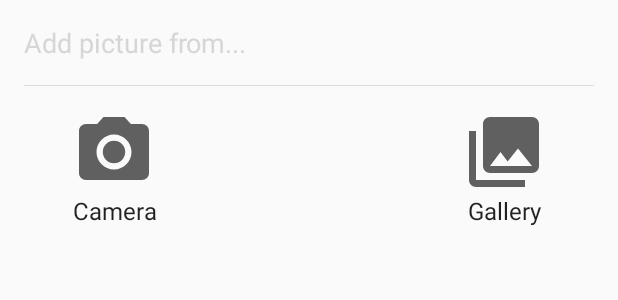
After one commit to coldblade2000/VirtualNotebookDesign, an Android app: the layout fragment_modal_bottom_sheet.xml on its own in the app's theme, with its tools: preview values and no code run, on a phone screen of 412 x 824 dp. The commit adds this screen. Shown: the top 300 px of the screen. Run offline under Robolectric (Android 15) with nearby library versions, the light colour scheme and no system bars.

Commit message:
* Worked on being able to load images * Images can now be captured by camera and the Uri is stored in order to load later

```diff
--- a/app/src/main/java/com/twotowerstudios/virtualnotebookdesign/NewNotebookDialog/NewNotebookFragment.java
+++ b/app/src/main/java/com/twotowerstudios/virtualnotebookdesign/NewNotebookDialog/NewNotebookFragment.java
@@ -144,7 +144,7 @@ public class NewNotebookFragment extends DialogFragment implements NewNotebookAd
 	public static NewNotebookFragment newInstance() {
 			NewNotebookFragment f = new NewNotebookFragment();
 			return f;
-		}
+	}
 	public void changeColor(int position){
 		if(Helpers.isColorDark(colors.get(position))){
 			toolbar.setTitleTextColor(getResources().getColor(R.color.md_dark_primary_text));
--- a/app/src/main/java/com/twotowerstudios/virtualnotebookdesign/NotebookMain/ViewPagerAdapter.java
+++ b/app/src/main/java/com/twotowerstudios/virtualnotebookdesign/NotebookMain/ViewPagerAdapter.java
@@ -23,8 +23,6 @@ public class ViewPagerAdapter extends FragmentStatePagerAdapter {
 		pageList = list;
 		this.interf = interf;
 	}
-
-
 	@Override
 	public Fragment getItem(int position) {
 		switch (position) {
--- a/app/src/main/java/com/twotowerstudios/virtualnotebookdesign/PageActivityMain/NewPageChildFragment.java
+++ b/app/src/main/java/com/twotowerstudios/virtualnotebookdesign/PageActivityMain/NewPageChildFragment.java
@@ -117,6 +117,6 @@ public class NewPageChildFragment extends DialogFragment {
         mListener = null;
     }
     public interface OnFragmentInteractionListener {
-        void returnTextChildInfo(String title, String text);
+        void returnTextChildInfo(String title, String  text);
     }
 }
--- /dev/null
+++ b/app/src/main/res/drawable/ic_camera_alt_black_24dp.xml
@@ -0,0 +1,5 @@
+<vector android:height="56dp" android:viewportHeight="24.0"
+    android:viewportWidth="24.0" android:width="56dp" xmlns:android="http://schemas.android.com/apk/res/android">
+    <path android:fillColor="#FF000000" android:pathData="M12,12m-3.2,0a3.2,3.2 0,1 1,6.4 0a3.2,3.2 0,1 1,-6.4 0"/>
+    <path android:fillColor="#FF000000" android:pathData="M9,2L7.17,4L4,4c-1.1,0 -2,0.9 -2,2v12c0,1.1 0.9,2 2,2h16c1.1,0 2,-0.9 2,-2L22,6c0,-1.1 -0.9,-2 -2,-2h-3.17L15,2L9,2zM12,17c-2.76,0 -5,-2.24 -5,-5s2.24,-5 5,-5 5,2.24 5,5 -2.24,5 -5,5z"/>
+</vector>
--- /dev/null
+++ b/app/src/main/res/drawable/ic_collections_black_24dp.xml
@@ -0,0 +1,4 @@
+<vector android:height="56dp" android:viewportHeight="24.0"
+    android:viewportWidth="24.0" android:width="56dp" xmlns:android="http://schemas.android.com/apk/res/android">
+    <path android:fillColor="#FF000000" android:pathData="M22,16L22,4c0,-1.1 -0.9,-2 -2,-2L8,2c-1.1,0 -2,0.9 -2,2v12c0,1.1 0.9,2 2,2h12c1.1,0 2,-0.9 2,-2zM11,12l2.03,2.71L16,11l4,5L8,16l3,-4zM2,6v14c0,1.1 0.9,2 2,2h14v-2L4,20L4,6L2,6z"/>
+</vector>
--- a/app/src/main/res/layout/activity_page_main.xml
+++ b/app/src/main/res/layout/activity_page_main.xml
@@ -97,4 +97,5 @@
 
 	</RelativeLayout>
 
+
 </android.support.design.widget.CoordinatorLayout>
--- /dev/null
+++ b/app/src/main/res/layout/fragment_modal_bottom_sheet.xml
@@ -0,0 +1,71 @@
+<LinearLayout
+	xmlns:android="http://schemas.android.com/apk/res/android"
+	android:layout_width="match_parent"
+	android:layout_height="wrap_content"
+	xmlns:app="http://schemas.android.com/apk/res-auto"
+	android:orientation="vertical"
+	android:padding="16dp"
+	app:layout_behavior="@string/bottom_sheet_behavior"
+	android:id="@+id/bottom_drawer">
+
+	<TextView
+		android:layout_width="wrap_content"
+		android:layout_height="wrap_content"
+		android:text="Add picture from..."
+		android:paddingBottom="16dp"
+		android:textAppearance="@style/TextAppearance.AppCompat.Display1"
+		android:textSize="18sp"
+		android:textColor="@color/numbers_text_color"/>
+	<View
+		android:layout_width="match_parent"
+		android:layout_height="1px"
+		android:background="#dddddd"
+		/>
+	<LinearLayout
+		android:layout_width="match_parent"
+		android:layout_height="80dp"
+		android:layout_marginLeft="32dp"
+		android:layout_marginRight="32dp"
+		android:orientation="horizontal"
+		android:layout_marginTop="16dp">
+		<LinearLayout
+			android:layout_width="56dp"
+			android:layout_height="80dp"
+
+			android:orientation="vertical"
+			android:id="@+id/bottomCameraButton">
+			<ImageView
+				android:layout_width="match_parent"
+				android:layout_height="wrap_content"
+				app:srcCompat="@drawable/ic_camera_alt_black_24dp"
+				android:tint="#606060"/>
+			<TextView
+				android:layout_width="match_parent"
+				android:layout_height="wrap_content"
+				android:text="Camera"
+				android:textAppearance="@android:style/TextAppearance"
+				android:textAlignment="center"/>
+		</LinearLayout>
+		<Space
+			android:layout_width="wrap_content"
+			android:layout_height="match_parent"
+			android:layout_weight="1"/>
+		<LinearLayout
+			android:layout_width="56dp"
+			android:layout_height="80dp"
+			android:orientation="vertical"
+			android:id="@+id/bottomGalleryButton">
+			<ImageView
+				android:layout_width="match_parent"
+				android:layout_height="wrap_content"
+				app:srcCompat="@drawable/ic_collections_black_24dp"
+				android:tint="#606060"/>
+			<TextView
+				android:layout_width="match_parent"
+				android:layout_height="wrap_content"
+				android:text="Gallery"
+				android:textAppearance="@android:style/TextAppearance"
+				android:textAlignment="center"/>
+		</LinearLayout>
+	</LinearLayout>
+</LinearLayout>
--- a/app/src/main/res/layout/pchild_image.xml
+++ b/app/src/main/res/layout/pchild_image.xml
@@ -1,7 +1,7 @@
 <?xml version="1.0" encoding="utf-8"?>
 <android.support.v7.widget.CardView
 	android:layout_height="wrap_content"
-	android:layout_width="wrap_content"
+	android:layout_width="match_parent"
 	xmlns:android="http://schemas.android.com/apk/res/android">
 
 	<LinearLayout
@@ -11,8 +11,7 @@
 		android:orientation="vertical">
 		<ImageView
 			android:layout_width="match_parent"
-			android:layout_height="match_parent"
-			android:src="@drawable/verticalexample3"
+			android:layout_height="120dp"
 			android:id="@+id/ivChildImage"
 			android:scaleType="fitCenter"
 			android:paddingBottom="8dp"
--- a/app/src/main/res/values/strings.xml
+++ b/app/src/main/res/values/strings.xml
@@ -64,7 +64,7 @@
 		<item>3</item>
 	</string-array>
 
-    <string-array name="multi_select_list_preference_default_value" />
+	<string-array name="multi_select_list_preference_default_value"/>
 
 	<string name="pref_title_system_sync_settings">System sync settings</string>
 
--- /dev/null
+++ b/app/src/main/res/xml/file_paths.xml
@@ -0,0 +1,4 @@
+<?xml version="1.0" encoding="utf-8"?>
+<paths>
+	<external-path name="my_images" path="Android/data/com.twotowerstudios.virtualnotebookdesign/files/Pictures" />
+</paths>
```
Also changed, not shown: app/src/main/AndroidManifest.xml (+15 -0 lines), app/src/main/java/com/twotowerstudios/virtualnotebookdesign/Misc/Helpers.java (+15 -10 lines), app/src/main/java/com/twotowerstudios/virtualnotebookdesign/Objects/ChildBase.java (+22 -6 lines), app/src/main/java/com/twotowerstudios/virtualnotebookdesign/Objects/Page.java (+0 -19 lines), app/src/main/java/com/twotowerstudios/virtualnotebookdesign/PageActivityMain/ModalBottomSheet.java (added, +72 -0 lines), app/src/main/java/com/twotowerstudios/virtualnotebookdesign/PageActivityMain/PageActivityAdapter.java (+35 -12 lines), app/src/main/java/com/twotowerstudios/virtualnotebookdesign/PageActivityMain/PageActivityMain.java (+51 -1 lines), 1 other file. Lines whose indentation alone changed are shown as unchanged.
